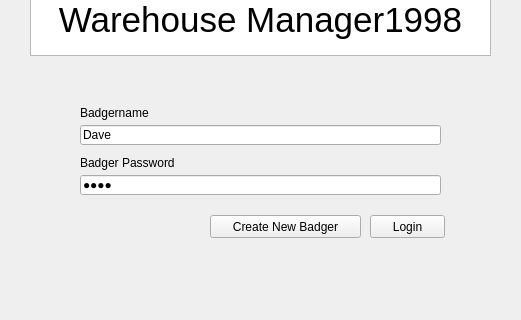
Before: the Qt Designer form WarehouseIO/LoginScreen.ui in mulvaneya7/Bad-Badgers, drawn with Qt 5; both pictures show x 120 to 641 and y 102 to 422 of the 782 by 549 pixel window.
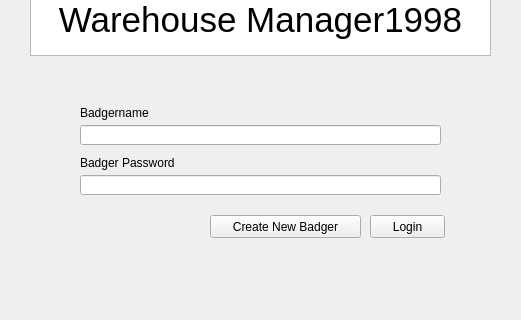
After: the same form once the commit is applied. Icons and pictures are not drawn.

Diff of the .ui file:
```diff
--- a/WarehouseIO/LoginScreen.ui
+++ b/WarehouseIO/LoginScreen.ui
@@ -41,7 +41,7 @@
      </rect>
     </property>
     <property name="text">
-     <string>Dave</string>
+     <string/>
     </property>
    </widget>
    <widget class="QLabel" name="UserNameLabel">
@@ -67,7 +67,7 @@
      </rect>
     </property>
     <property name="text">
-     <string>Done</string>
+     <string/>
     </property>
     <property name="echoMode">
      <enum>QLineEdit::Password</enum>
```
